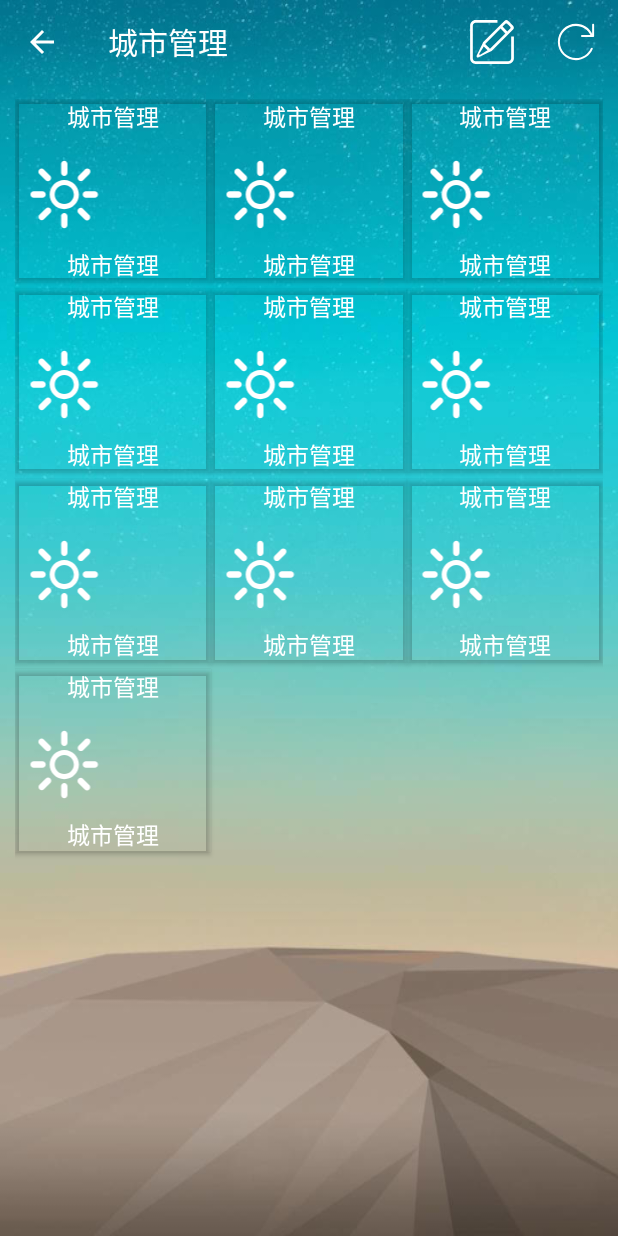
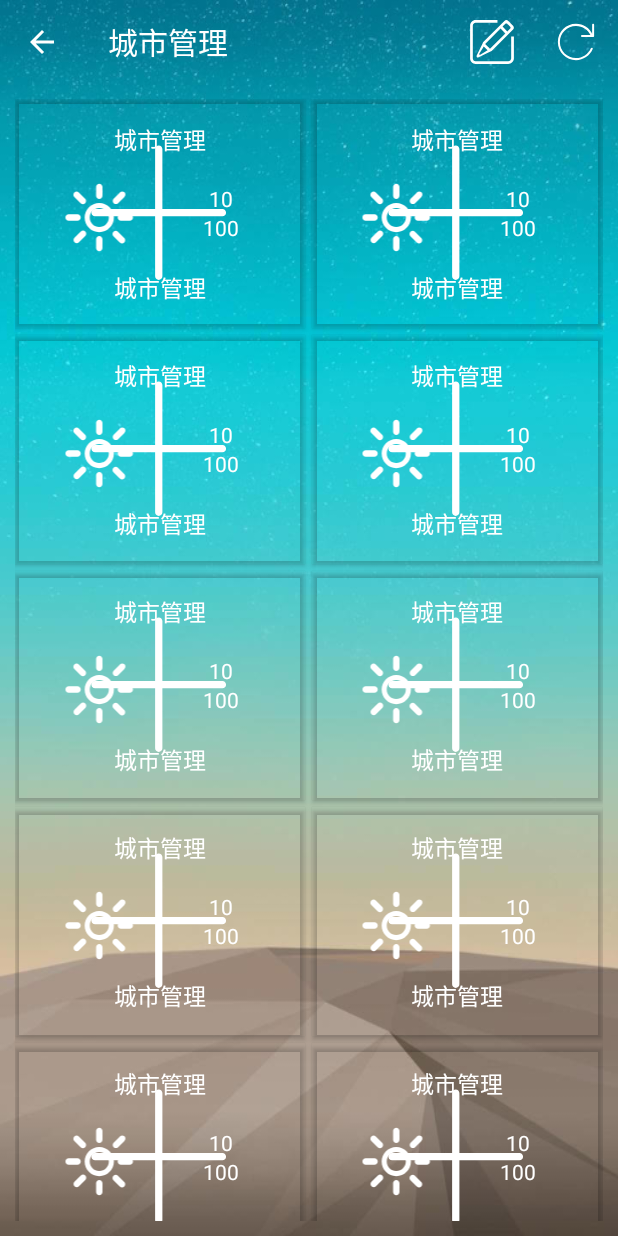
Before and after one commit to objectyan/WeatherBaby, an Android app: the CityManageActivity screen opened directly, with no data from a screen before it, on a phone screen of 412 x 824 dp. Run offline under Robolectric (Android 15) with nearby library versions, the phone set to English and light mode, and no system bars; our stand-ins replace ButterKnife.

Commit message:
修改城市管理界面

```diff
--- a/app/src/main/java/me/objectyan/weatherbaby/adapter/CityManageAdapter.java
+++ b/app/src/main/java/me/objectyan/weatherbaby/adapter/CityManageAdapter.java
@@ -30,18 +30,16 @@ public class CityManageAdapter extends ArrayAdapter<CityInfo> {
         ViewHolder viewHolder;
         if (convertView == null) {
             view = LayoutInflater.from(this.getContext()).inflate(mResource, parent, false);
-            viewHolder = new ViewHolder();
-            viewHolder.textView = (TextView) view.findViewById(R.id.text);
+            viewHolder = new ViewHolder(view);
             view.setTag(viewHolder);
         } else {
             view = convertView;
             viewHolder = (ViewHolder) view.getTag();
         }
-        viewHolder.textView.setText("aaaaaaaaa");
         return view;
     }
 
-    private class ViewHolder {
+    class ViewHolder {
         @BindView(R.id.city_name)
         TextView cityName;
         @BindView(R.id.city_weather_min)
--- /dev/null
+++ b/app/src/main/res/drawable/ic_add.xml
@@ -0,0 +1,5 @@
+<vector android:autoMirrored="true" android:height="1024dp"
+    android:viewportHeight="1024" android:viewportWidth="1024"
+    android:width="1024dp" xmlns:android="http://schemas.android.com/apk/res/android">
+    <path android:fillColor="#FFFFFF" android:pathData="M938.12,485.11h-409.79V75.32c0,-13.72 -11.12,-24.84 -24.84,-24.84 -13.72,0 -24.84,11.12 -24.84,24.84V485.11H68.86c-13.72,0 -24.84,11.12 -24.84,24.84s11.12,24.84 24.84,24.84h409.79v409.79c0,13.72 11.12,24.84 24.84,24.84 13.72,0 24.84,-11.12 24.84,-24.84V534.78h409.79c13.72,0 24.84,-11.12 24.84,-24.84S951.83,485.11 938.12,485.11z"/>
+</vector>
--- a/app/src/main/res/layout/activity_city_manage.xml
+++ b/app/src/main/res/layout/activity_city_manage.xml
@@ -15,8 +15,9 @@
         android:layout_width="match_parent"
         android:layout_height="match_parent"
         android:layout_margin="10dp"
+        android:horizontalSpacing="5dp"
         android:listSelector="@android:color/transparent"
-        android:numColumns="3"
+        android:numColumns="auto_fit"
         android:scrollbars="none"
         android:verticalSpacing="5dp">
 
--- a/app/src/main/res/layout/activity_city_manage_item.xml
+++ b/app/src/main/res/layout/activity_city_manage_item.xml
@@ -1,14 +1,16 @@
 <?xml version="1.0" encoding="utf-8"?>
 <androidx.cardview.widget.CardView xmlns:android="http://schemas.android.com/apk/res/android"
     xmlns:app="http://schemas.android.com/apk/res-auto"
+    xmlns:tools="http://schemas.android.com/tools"
     android:layout_width="match_parent"
     android:layout_height="match_parent"
     app:cardBackgroundColor="@color/transparent">
 
     <LinearLayout
         android:layout_width="match_parent"
-        android:layout_height="match_parent"
-        android:orientation="vertical">
+        android:layout_height="wrap_content"
+        android:orientation="vertical"
+        android:padding="15dp">
 
         <LinearLayout
             android:layout_width="match_parent"
@@ -49,6 +51,7 @@
                     android:layout_width="match_parent"
                     android:layout_height="wrap_content"
                     android:gravity="center"
+                    android:text="10"
                     android:textColor="@color/colorTemp" />
 
                 <TextView
@@ -56,6 +59,7 @@
                     android:layout_width="match_parent"
                     android:layout_height="wrap_content"
                     android:gravity="center"
+                    android:text="100"
                     android:textColor="@color/colorTemp" />
             </LinearLayout>
 
@@ -76,5 +80,19 @@
         </LinearLayout>
     </LinearLayout>
 
+    <LinearLayout
+        android:layout_width="match_parent"
+        android:layout_height="match_parent"
+        android:gravity="center_vertical"
+        android:orientation="vertical">
+
+        <androidx.appcompat.widget.AppCompatImageView
+            android:layout_width="match_parent"
+            android:layout_height="100dp"
+            android:background="@color/transparent"
+            app:srcCompat="@drawable/ic_add"
+            tools:ignore="VectorDrawableCompat" />
+    </LinearLayout>
+
 
 </androidx.cardview.widget.CardView>
```
